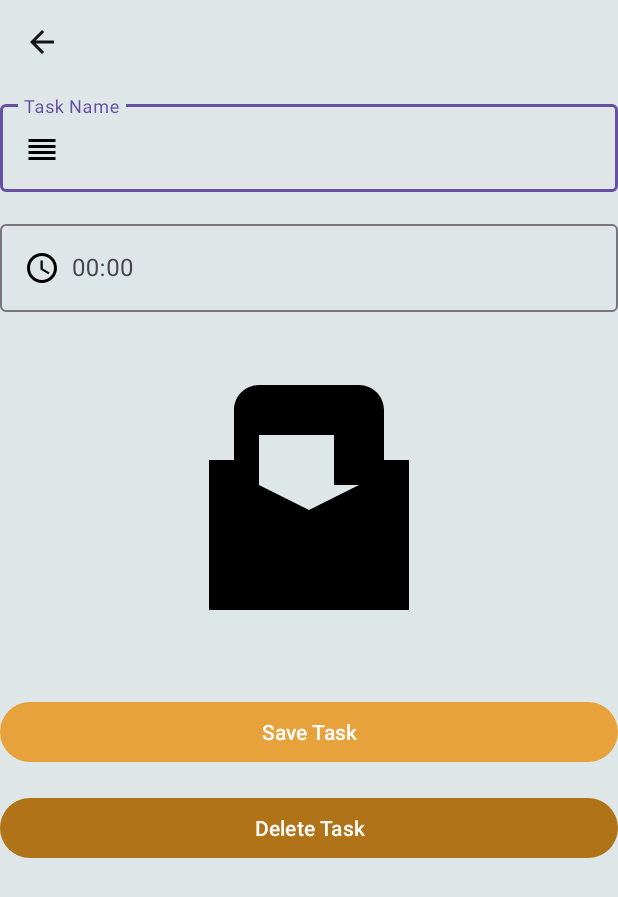
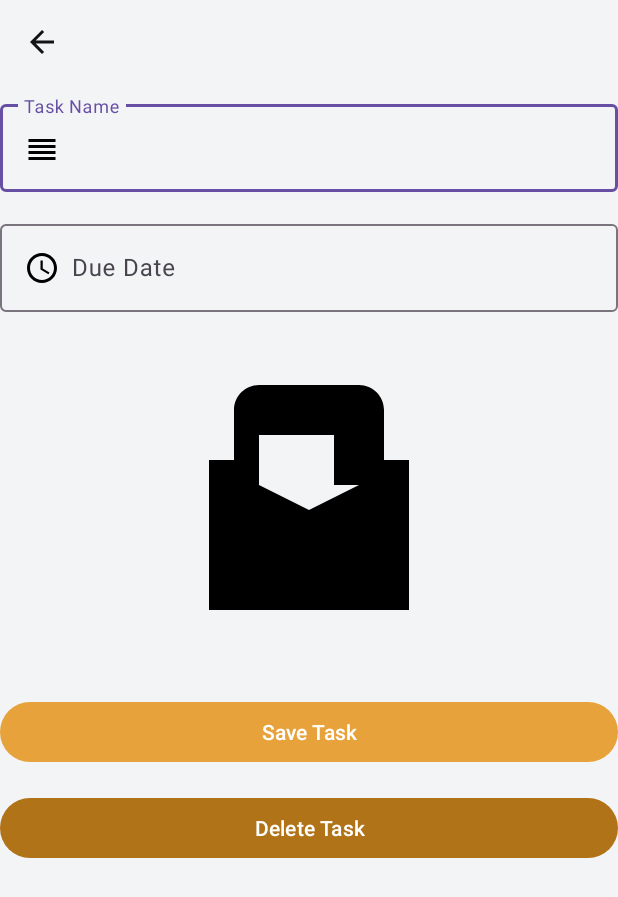
Before and after one commit to DezireM/CleanArch, an Android app: the layout fragment_task_detail.xml on its own in the app's theme, with its tools: preview values and no code run, on a phone screen of 412 x 824 dp. Shown: the top 897 px of the screen. Run offline under Robolectric (Android 15) with nearby library versions, the phone set to English and light mode, and no system bars.

Commit message:
initial commit

```diff
--- a/app/src/main/res/layout/fragment_task_detail.xml
+++ b/app/src/main/res/layout/fragment_task_detail.xml
@@ -1,11 +1,10 @@
 <?xml version="1.0" encoding="utf-8"?>
-<androidx.constraintlayout.widget.ConstraintLayout
-    xmlns:android="http://schemas.android.com/apk/res/android"
+<androidx.constraintlayout.widget.ConstraintLayout xmlns:android="http://schemas.android.com/apk/res/android"
     xmlns:app="http://schemas.android.com/apk/res-auto"
     xmlns:tools="http://schemas.android.com/tools"
     android:layout_width="match_parent"
     android:layout_height="match_parent"
-    android:background="#DFE6E7"
+    android:background="#F3F4F6"
     tools:context=".presentation.fragment.TaskDetailFragment">
 
     <ImageButton
@@ -27,18 +26,18 @@
         app:layout_constraintTop_toBottomOf="@id/btn_back"
         app:layout_constraintStart_toStartOf="parent"
         app:layout_constraintEnd_toEndOf="parent"
-        android:layout_marginTop="24dp">
+        android:layout_marginTop="24dp"
+        android:hint="Task Name">
 
         <com.google.android.material.textfield.TextInputEditText
             android:id="@+id/etTaskName"
             android:layout_width="match_parent"
             android:layout_height="wrap_content"
-            android:hint="Task Name"
             android:textColor="@color/colorTextPrimary"
-            android:textColorHint="@color/colorTextHint"
+            android:drawableStart="@drawable/baseline_task_24"
+            android:drawablePadding="8dp"
             android:backgroundTint="#E9AA4C"
-            android:drawableStart="@drawable/baseline_task_24"
-            android:drawablePadding="8dp"/>
+            android:textColorHint="@color/colorTextHint"/>
     </com.google.android.material.textfield.TextInputLayout>
 
     <com.google.android.material.textfield.TextInputLayout
@@ -48,20 +47,19 @@
         app:layout_constraintTop_toBottomOf="@id/taskNameInputLayout"
         app:layout_constraintStart_toStartOf="parent"
         app:layout_constraintEnd_toEndOf="parent"
-        android:layout_marginTop="16dp">
+        android:layout_marginTop="16dp"
+        android:hint="Due Date">
 
         <com.google.android.material.textfield.TextInputEditText
             android:id="@+id/etTaskDate"
             android:layout_width="match_parent"
             android:layout_height="wrap_content"
-            android:hint="00:00"
             android:textColor="@color/colorTextPrimary"
-            android:textColorHint="@color/colorTextHint"
+            android:drawableStart="@drawable/baseline_access_time_24"
+            android:drawablePadding="8dp"
             android:backgroundTint="#CC8A28"
-            android:drawableStart="@drawable/baseline_access_time_24"
-            android:drawablePadding="8dp"/>
+            android:textColorHint="@color/colorTextHint"/>
     </com.google.android.material.textfield.TextInputLayout>
-
 
     <ImageView
         android:id="@+id/add_photo"
@@ -72,32 +70,30 @@
         app:layout_constraintStart_toStartOf="parent"
         app:layout_constraintEnd_toEndOf="parent"
         android:layout_marginTop="32dp"
-        android:contentDescription="Task Image" />
-
+        android:contentDescription="Task Image"/>
 
     <com.google.android.material.button.MaterialButton
         android:id="@+id/btn_save_task"
         android:layout_width="0dp"
         android:layout_height="wrap_content"
         android:text="Save Task"
-        android:textColor="@android:color/white"
         app:layout_constraintTop_toBottomOf="@id/add_photo"
         app:layout_constraintStart_toStartOf="parent"
         app:layout_constraintEnd_toEndOf="parent"
         app:backgroundTint="#E7A23B"
-        android:layout_marginTop="24dp" />
+        android:textColor="@android:color/white"
+        android:layout_marginTop="24dp"/>
 
     <com.google.android.material.button.MaterialButton
         android:id="@+id/btn_delete_task"
         android:layout_width="0dp"
         android:layout_height="wrap_content"
         android:text="Delete Task"
-        android:textColor="@android:color/white"
         app:layout_constraintTop_toBottomOf="@id/btn_save_task"
         app:layout_constraintStart_toStartOf="parent"
         app:layout_constraintEnd_toEndOf="parent"
         app:backgroundTint="#B17317"
-        android:layout_marginTop="16dp" />
-
+        android:textColor="@android:color/white"
+        android:layout_marginTop="16dp"/>
 
 </androidx.constraintlayout.widget.ConstraintLayout>
--- a/data/build.gradle.kts
+++ b/data/build.gradle.kts
@@ -48,12 +48,14 @@ dependencies {
     // Room
     implementation(libs.androidx.room.ktx)
     ksp(libs.androidx.room.compiler)
+    implementation(libs.androidx.room.runtime)
 
     // Gson
     implementation(libs.gson)
 
     // Koin
     implementation(libs.koin.android)
+    implementation(libs.koin.koin.android)
 
     // Coroutines
     implementation(libs.kotlinx.coroutines.core)
--- a/data/src/main/java/com/example/data/database/di/DataModule.kt
+++ b/data/src/main/java/com/example/data/database/di/DataModule.kt
@@ -17,6 +17,5 @@ val dataModules: Module = module {
 
     single { get<AppDatabase>().taskManagerDao() }
 
-
     single<TaskManagerRepository> { TaskManagerRepositoryImpl(get()) }
 }
--- a/domain/src/main/java/com/example/domain/result/Result.kt
+++ b/domain/src/main/java/com/example/domain/result/Result.kt
@@ -1,9 +1,7 @@
 package com.example.domain.result
 
-
-
 sealed class Result<out T> {
-    data class Success<T>(val data: T) : Result<T>()
+    data class Success<out T>(val data: T) : Result<T>()
     data class Failed(val message: String) : Result<Nothing>()
-    data object Loading: Result<Nothing>()
+    object Loading : Result<Nothing>()
 }
--- a/domain/src/main/java/com/example/domain/usecase/GetAllTasksUseCase.kt
+++ b/domain/src/main/java/com/example/domain/usecase/GetAllTasksUseCase.kt
@@ -5,17 +5,13 @@ import com.example.domain.repository.TaskManagerRepository
 import com.example.domain.result.Result
 import kotlinx.coroutines.flow.Flow
 import kotlinx.coroutines.flow.catch
-import kotlinx.coroutines.flow.map
 
 class GetAllTasksUseCase(private val taskManagerRepository: TaskManagerRepository) {
 
     suspend operator fun invoke(): Flow<Result<List<TaskModel>>> {
         return taskManagerRepository.getAllTasks()
-            .map { list ->
-                Result.Success(list.map { it.toDomain() })
-            }
             .catch { e ->
-                emit(Result.Failed(e.localizedMessage ?: "Error fetching tasks"))
+                emit(Result.Failed("Error fetching tasks: ${e.localizedMessage}"))
             }
     }
 }
--- a/gradle/libs.versions.toml
+++ b/gradle/libs.versions.toml
@@ -1,6 +1,7 @@
 [versions]
 agp = "8.5.2"
 gson = "2.11.0"
+koinAndroid = "3.1.2"
 koinBom = "4.0.0"
 kotlin = "2.0.21"
 coreKtx = "1.15.0"
@@ -19,12 +20,14 @@ roomVersion = "2.6.1"
 viewbindingpropertydelegateNoreflection = "1.5.9"
 jetbrainsKotlinJvm = "2.0.21"
 
+
 [libraries]
 androidx-core-ktx = { group = "androidx.core", name = "core-ktx", version.ref = "coreKtx" }
 androidx-navigation-fragment = { module = "androidx.navigation:navigation-fragment", version.ref = "navigationFragment" }
 androidx-navigation-ui = { module = "androidx.navigation:navigation-ui", version.ref = "navigationFragment" }
 androidx-room-compiler = { module = "androidx.room:room-compiler", version.ref = "roomVersion" }
 androidx-room-ktx = { module = "androidx.room:room-ktx", version.ref = "roomVersion" }
+androidx-room-runtime = { module = "androidx.room:room-runtime", version.ref = "roomVersion" }  # Add Room runtime
 gson = { module = "com.google.code.gson:gson", version.ref = "gson" }
 junit = { group = "junit", name = "junit", version.ref = "junit" }
 androidx-junit = { group = "androidx.test.ext", name = "junit", version.ref = "junitVersion" }
@@ -35,6 +38,7 @@ koin-androidx-navigation = { module = "io.insert-koin:koin-androidx-navigation",
 koin-core = { module = "io.insert-koin:koin-core", version.ref = "koinBom" }
 koin-core-coroutines = { module = "io.insert-koin:koin-core-coroutines", version.ref = "koinBom" }
 koin-core-viewmodel = { module = "io.insert-koin:koin-core-viewmodel", version.ref = "koinBom" }
+koin-koin-android = { module = "org.koin:koin-android", version.ref = "koinAndroid" }
 kotlinx-coroutines-core = { module = "org.jetbrains.kotlinx:kotlinx-coroutines-core", version.ref = "kotlinxCoroutinesCore" }
 logging-interceptor = { module = "com.squareup.okhttp3:logging-interceptor" }
 material = { group = "com.google.android.material", name = "material", version.ref = "material" }
```
Also changed, not shown: app/src/main/java/com/geeks/cleanArch/presentation/fragment/TaskListFragment.kt (+7 -7 lines), app/src/main/java/com/geeks/cleanArch/presentation/fragment/viewmodel/TaskViewModel.kt (+12 -3 lines), data/src/main/java/com/example/data/database/dao/TaskManagerDao.kt (+12 -12 lines), data/src/main/java/com/example/data/repositoryImpl/TaskManagerRepositoryImpl.kt (+4 -5 lines), domain/src/main/java/com/example/domain/di/DomainModule.kt (+7 -8 lines), domain/src/main/java/com/example/domain/usecase/GetTaskUseCase.kt (+1 -6 lines), domain/src/main/java/com/example/domain/usecase/InsertTaskUseCase.kt (+2 -26 lines), domain/src/main/java/com/example/domain/usecase/TaskDelete.kt (+2 -8 lines), domain/src/main/java/com/example/domain/usecase/UpdateTaskUseCase.kt (+2 -8 lines).
